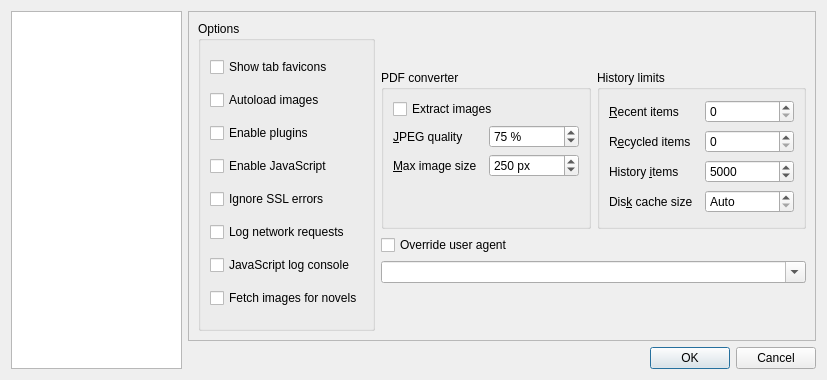
First picture: the form in settingsdlg.ui, repository kernel1024/jpreader, before the edit.
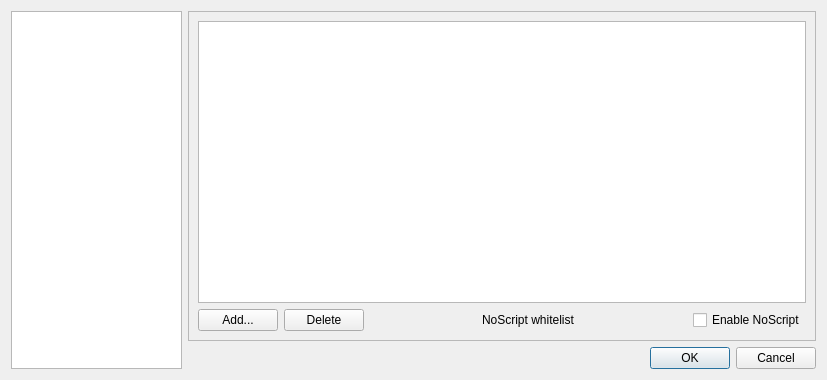
Second picture: the form after the edit.

Commit message: NoScript feature.

The edit to the form file:
```diff
--- a/settingsdlg.ui
+++ b/settingsdlg.ui
@@ -31,7 +31,7 @@
         <enum>QFrame::Raised</enum>
        </property>
        <property name="currentIndex">
-        <number>0</number>
+        <number>9</number>
        </property>
        <widget class="QWidget" name="widget">
         <layout class="QHBoxLayout" name="horizontalLayout_37">
@@ -1640,6 +1640,71 @@
          </item>
         </layout>
        </widget>
+       <widget class="QWidget" name="page_2">
+        <layout class="QVBoxLayout" name="verticalLayout_29">
+         <item>
+          <widget class="QListWidget" name="listNoScriptWhitelist"/>
+         </item>
+         <item>
+          <layout class="QHBoxLayout" name="horizontalLayout_38">
+           <item>
+            <widget class="QPushButton" name="buttonAddNoScript">
+             <property name="text">
+              <string>Add...</string>
+             </property>
+            </widget>
+           </item>
+           <item>
+            <widget class="QPushButton" name="buttonDelNoScript">
+             <property name="text">
+              <string>Delete</string>
+             </property>
+            </widget>
+           </item>
+           <item>
+            <spacer name="horizontalSpacer_11">
+             <property name="orientation">
+              <enum>Qt::Horizontal</enum>
+             </property>
+             <property name="sizeHint" stdset="0">
+              <size>
+               <width>40</width>
+               <height>20</height>
+              </size>
+             </property>
+            </spacer>
+           </item>
+           <item>
+            <widget class="QLabel" name="label_35">
+             <property name="text">
+              <string>NoScript whitelist</string>
+             </property>
+            </widget>
+           </item>
+           <item>
+            <spacer name="horizontalSpacer_10">
+             <property name="orientation">
+              <enum>Qt::Horizontal</enum>
+             </property>
+             <property name="sizeHint" stdset="0">
+              <size>
+               <width>40</width>
+               <height>20</height>
+              </size>
+             </property>
+            </spacer>
+           </item>
+           <item>
+            <widget class="QCheckBox" name="checkUseNoScript">
+             <property name="text">
+              <string>Enable NoScript</string>
+             </property>
+            </widget>
+           </item>
+          </layout>
+         </item>
+        </layout>
+       </widget>
        <widget class="QWidget" name="tab_13">
         <layout class="QVBoxLayout" name="verticalLayout_21">
          <item>
```
The commit also changes 17 other files.
